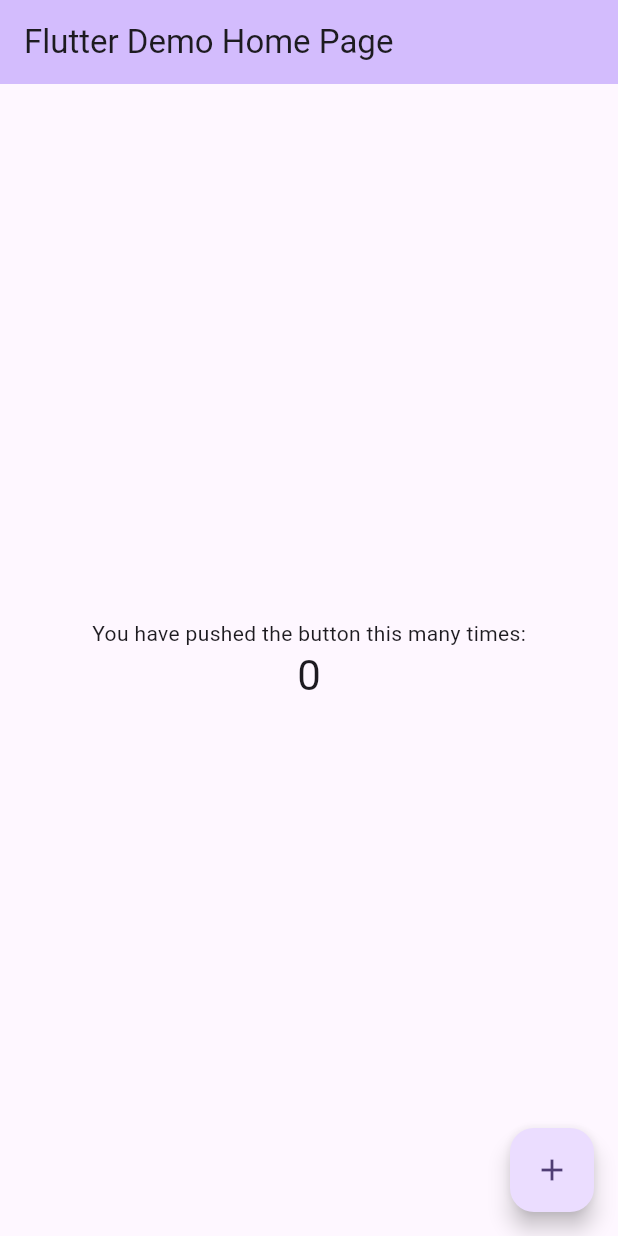
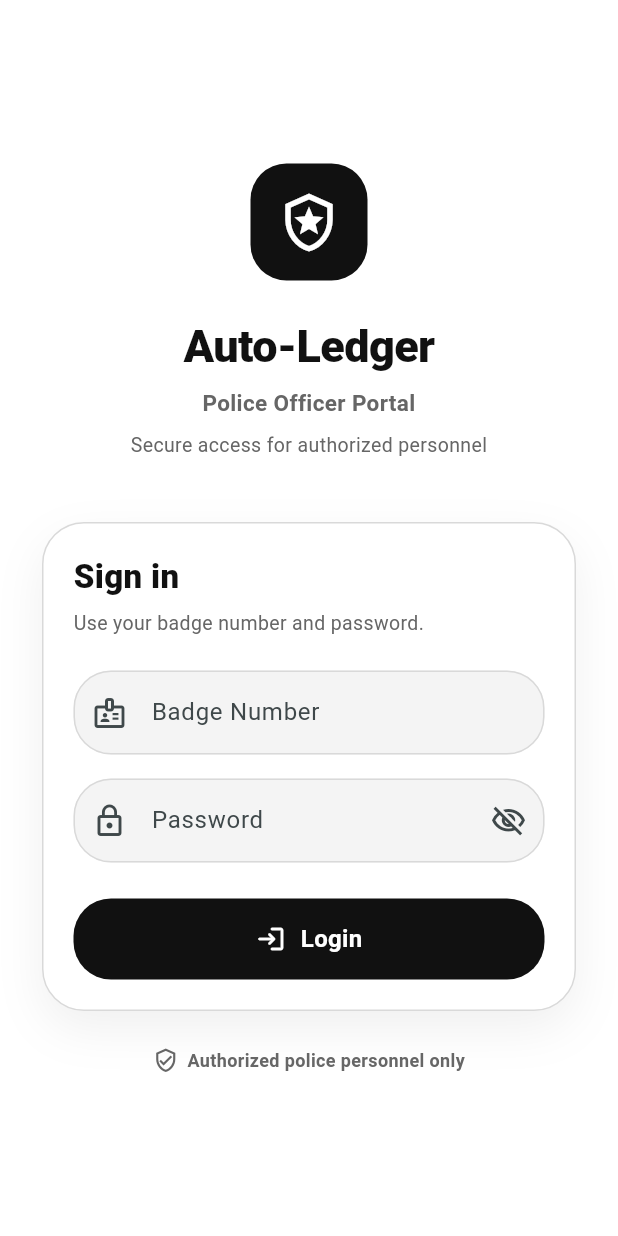
Before and after one commit to vthish/Auto-Ledger, a Flutter app: the screen it shows after launch, on a phone screen of 412 x 824 dp. Run offline on Flutter 3.47's test engine with Material 3 defaults, Android fonts, the phone set to English and light mode, and no system bars.

Commit message:
Build police login screen UI

```diff
--- a/frontend_apps/auto_ledger_police/lib/core/theme/app_theme.dart
+++ b/frontend_apps/auto_ledger_police/lib/core/theme/app_theme.dart
@@ -0,0 +1,52 @@
+import 'package:flutter/material.dart';
+
+class AppTheme {
+  static const Color primaryBlack = Color(0xFF111111);
+  static const Color softBlack = Color(0xFF1F1F1F);
+  static const Color backgroundWhite = Color(0xFFFFFFFF);
+  static const Color lightGray = Color(0xFFF4F4F4);
+  static const Color borderGray = Color(0xFFD9D9D9);
+  static const Color textGray = Color(0xFF666666);
+  static const Color errorRed = Color(0xFFB00020);
+
+  static ThemeData lightTheme = ThemeData(
+    useMaterial3: true,
+    scaffoldBackgroundColor: backgroundWhite,
+    colorScheme: ColorScheme.fromSeed(
+      seedColor: primaryBlack,
+      brightness: Brightness.light,
+    ),
+    fontFamily: 'Roboto',
+    appBarTheme: const AppBarTheme(
+      backgroundColor: backgroundWhite,
+      foregroundColor: primaryBlack,
+      elevation: 0,
+      centerTitle: true,
+    ),
+    inputDecorationTheme: InputDecorationTheme(
+      filled: true,
+      fillColor: lightGray,
+      contentPadding: const EdgeInsets.symmetric(horizontal: 18, vertical: 16),
+      border: OutlineInputBorder(
+        borderRadius: BorderRadius.circular(25),
+        borderSide: const BorderSide(color: borderGray),
+      ),
+      enabledBorder: OutlineInputBorder(
+        borderRadius: BorderRadius.circular(25),
+        borderSide: const BorderSide(color: borderGray),
+      ),
+      focusedBorder: OutlineInputBorder(
+        borderRadius: BorderRadius.circular(25),
+        borderSide: const BorderSide(color: primaryBlack, width: 1.4),
+      ),
+      errorBorder: OutlineInputBorder(
+        borderRadius: BorderRadius.circular(25),
+        borderSide: const BorderSide(color: errorRed),
+      ),
+      focusedErrorBorder: OutlineInputBorder(
+        borderRadius: BorderRadius.circular(25),
+        borderSide: const BorderSide(color: errorRed, width: 1.4),
+      ),
+    ),
+  );
+}
--- a/frontend_apps/auto_ledger_police/lib/core/utils/app_error_handler.dart
+++ b/frontend_apps/auto_ledger_police/lib/core/utils/app_error_handler.dart
@@ -0,0 +1,73 @@
+import 'dart:async';
+
+import 'package:flutter/material.dart';
+
+import '../theme/app_theme.dart';
+
+class AppErrorHandler {
+  static void showPopup(
+      BuildContext context, {
+        required String message,
+        bool isError = true,
+      }) {
+    final overlay = Overlay.of(context);
+
+    final entry = OverlayEntry(
+      builder: (context) {
+        return Positioned(
+          top: MediaQuery.of(context).padding.top + 16,
+          left: 18,
+          right: 18,
+          child: Material(
+            color: Colors.transparent,
+            child: Container(
+              padding: const EdgeInsets.symmetric(horizontal: 16, vertical: 14),
+              decoration: BoxDecoration(
+                color: isError ? AppTheme.primaryBlack : Colors.white,
+                borderRadius: BorderRadius.circular(18),
+                border: Border.all(
+                  color: isError ? AppTheme.primaryBlack : AppTheme.borderGray,
+                ),
+                boxShadow: [
+                  BoxShadow(
+                    color: Colors.black.withValues(alpha: 0.16),
+                    blurRadius: 18,
+                    offset: const Offset(0, 8),
+                  ),
+                ],
+              ),
+              child: Row(
+                children: [
+                  Icon(
+                    isError ? Icons.error_outline : Icons.check_circle_outline,
+                    color: isError ? Colors.white : AppTheme.primaryBlack,
+                    size: 22,
+                  ),
+                  const SizedBox(width: 12),
+                  Expanded(
+                    child: Text(
+                      message,
+                      style: TextStyle(
+                        color: isError ? Colors.white : AppTheme.primaryBlack,
+                        fontSize: 14,
+                        fontWeight: FontWeight.w600,
+                      ),
+                    ),
+                  ),
+                ],
+              ),
+            ),
+          ),
+        );
+      },
+    );
+
+    overlay.insert(entry);
+
+    Timer(const Duration(seconds: 3), () {
+      if (entry.mounted) {
+        entry.remove();
+      }
+    });
+  }
+}
--- a/frontend_apps/auto_ledger_police/lib/features/auth/screens/login_screen.dart
+++ b/frontend_apps/auto_ledger_police/lib/features/auth/screens/login_screen.dart
@@ -0,0 +1,268 @@
+import 'package:flutter/material.dart';
+
+import '../../../core/theme/app_theme.dart';
+import '../../../core/utils/app_error_handler.dart';
+import '../../../shared/widgets/app_button.dart';
+import '../../../shared/widgets/app_text_field.dart';
+
+class LoginScreen extends StatefulWidget {
+  const LoginScreen({super.key});
+
+  @override
+  State<LoginScreen> createState() => _LoginScreenState();
+}
+
+class _LoginScreenState extends State<LoginScreen> {
+  final _formKey = GlobalKey<FormState>();
+  final _badgeController = TextEditingController();
+  final _passwordController = TextEditingController();
+
+  bool _isPasswordHidden = true;
+  bool _isLoading = false;
+
+  @override
+  void dispose() {
+    _badgeController.dispose();
+    _passwordController.dispose();
+    super.dispose();
+  }
+
+  void _handleLogin() {
+    FocusScope.of(context).unfocus();
+
+    if (!_formKey.currentState!.validate()) {
+      AppErrorHandler.showPopup(
+        context,
+        message: 'Please complete the required fields.',
+      );
+      return;
+    }
+
+    setState(() => _isLoading = true);
+
+    Future.delayed(const Duration(seconds: 1), () {
+      if (!mounted) return;
+
+      setState(() => _isLoading = false);
+
+      AppErrorHandler.showPopup(
+        context,
+        message: 'Login UI ready. API connection will be added next.',
+        isError: false,
+      );
+    });
+  }
+
+  @override
+  Widget build(BuildContext context) {
+    return Scaffold(
+      backgroundColor: AppTheme.backgroundWhite,
+      body: SafeArea(
+        child: LayoutBuilder(
+          builder: (context, constraints) {
+            final isSmallScreen = constraints.maxHeight < 680;
+            final horizontalPadding = constraints.maxWidth < 380 ? 22.0 : 28.0;
+
+            return SingleChildScrollView(
+              padding: EdgeInsets.symmetric(horizontal: horizontalPadding),
+              child: ConstrainedBox(
+                constraints: BoxConstraints(minHeight: constraints.maxHeight),
+                child: Center(
+                  child: ConstrainedBox(
+                    constraints: const BoxConstraints(maxWidth: 430),
+                    child: Form(
+                      key: _formKey,
+                      child: Column(
+                        mainAxisAlignment: MainAxisAlignment.center,
+                        children: [
+                          SizedBox(height: isSmallScreen ? 24 : 36),
+
+                          Container(
+                            width: 78,
+                            height: 78,
+                            decoration: BoxDecoration(
+                              color: AppTheme.primaryBlack,
+                              borderRadius: BorderRadius.circular(24),
+                            ),
+                            child: const Icon(
+                              Icons.local_police_outlined,
+                              color: Colors.white,
+                              size: 42,
+                            ),
+                          ),
+
+                          const SizedBox(height: 22),
+
+                          const Text(
+                            'Auto-Ledger',
+                            textAlign: TextAlign.center,
+                            style: TextStyle(
+                              color: AppTheme.primaryBlack,
+                              fontSize: 30,
+                              fontWeight: FontWeight.w800,
+                              letterSpacing: -0.4,
+                            ),
+                          ),
+
+                          const SizedBox(height: 6),
+
+                          const Text(
+                            'Police Officer Portal',
+                            textAlign: TextAlign.center,
+                            style: TextStyle(
+                              color: AppTheme.textGray,
+                              fontSize: 15,
+                              fontWeight: FontWeight.w600,
+                            ),
+                          ),
+
+                          const SizedBox(height: 8),
+
+                          const Text(
+                            'Secure access for authorized personnel',
+                            textAlign: TextAlign.center,
+                            style: TextStyle(
+                              color: AppTheme.textGray,
+                              fontSize: 13,
+                            ),
+                          ),
+
+                          SizedBox(height: isSmallScreen ? 28 : 42),
+
+                          Container(
+                            padding: const EdgeInsets.all(20),
+                            decoration: BoxDecoration(
+                              color: Colors.white,
+                              borderRadius: BorderRadius.circular(28),
+                              border: Border.all(color: AppTheme.borderGray),
+                              boxShadow: [
+                                BoxShadow(
+                                  color: Colors.black.withValues(alpha: 0.06),
+                                  blurRadius: 26,
+                                  offset: const Offset(0, 12),
+                                ),
+                              ],
+                            ),
+                            child: Column(
+                              crossAxisAlignment: CrossAxisAlignment.start,
+                              children: [
+                                const Text(
+                                  'Sign in',
+                                  style: TextStyle(
+                                    color: AppTheme.primaryBlack,
+                                    fontSize: 22,
+                                    fontWeight: FontWeight.w800,
+                                  ),
+                                ),
+
+                                const SizedBox(height: 6),
+
+                                const Text(
+                                  'Use your badge number and password.',
+                                  style: TextStyle(
+                                    color: AppTheme.textGray,
+                                    fontSize: 13,
+                                  ),
+                                ),
+
+                                const SizedBox(height: 22),
+
+                                AppTextField(
+                                  controller: _badgeController,
+                                  label: 'Badge Number',
+                                  hint: 'Example: HEAD-GALLE-01',
+                                  icon: Icons.badge_outlined,
+                                  textInputAction: TextInputAction.next,
+                                  validator: (value) {
+                                    if (value == null ||
+                                        value.trim().isEmpty) {
+                                      return 'Badge number is required';
+                                    }
+                                    return null;
+                                  },
+                                ),
+
+                                const SizedBox(height: 16),
+
+                                AppTextField(
+                                  controller: _passwordController,
+                                  label: 'Password',
+                                  hint: 'Enter your password',
+                                  icon: Icons.lock_outline,
+                                  obscureText: _isPasswordHidden,
+                                  textInputAction: TextInputAction.done,
+                                  suffixIcon: IconButton(
+                                    onPressed: () {
+                                      setState(() {
+                                        _isPasswordHidden = !_isPasswordHidden;
+                                      });
+                                    },
+                                    icon: Icon(
+                                      _isPasswordHidden
+                                          ? Icons.visibility_off_outlined
+                                          : Icons.visibility_outlined,
+                                    ),
+                                  ),
+                                  validator: (value) {
+                                    if (value == null ||
+                                        value.trim().isEmpty) {
+                                      return 'Password is required';
+                                    }
+                                    if (value.trim().length < 4) {
+                                      return 'Password is too short';
+                                    }
+                                    return null;
+                                  },
+                                ),
+
+                                const SizedBox(height: 24),
+
+                                AppButton(
+                                  text: 'Login',
+                                  icon: Icons.login_rounded,
+                                  isLoading: _isLoading,
+                                  onPressed: _handleLogin,
+                                ),
+                              ],
+                            ),
+                          ),
+
+                          const SizedBox(height: 24),
+
+                          const Row(
+                            mainAxisAlignment: MainAxisAlignment.center,
+                            children: [
+                              Icon(
+                                Icons.verified_user_outlined,
+                                color: AppTheme.textGray,
+                                size: 17,
+                              ),
+                              SizedBox(width: 6),
+                              Flexible(
+                                child: Text(
+                                  'Authorized police personnel only',
+                                  textAlign: TextAlign.center,
+                                  style: TextStyle(
+                                    color: AppTheme.textGray,
+                                    fontSize: 12,
+                                    fontWeight: FontWeight.w600,
+                                  ),
+                                ),
+                              ),
+                            ],
+                          ),
+
+                          SizedBox(height: isSmallScreen ? 24 : 36),
+                        ],
+                      ),
+                    ),
+                  ),
+                ),
+              ),
+            );
+          },
+        ),
+      ),
+    );
+  }
+}
--- a/frontend_apps/auto_ledger_police/lib/main.dart
+++ b/frontend_apps/auto_ledger_police/lib/main.dart
@@ -1,122 +1,22 @@
 import 'package:flutter/material.dart';
 
+import 'core/theme/app_theme.dart';
+import 'features/auth/screens/login_screen.dart';
+
 void main() {
-  runApp(const MyApp());
+  runApp(const AutoLedgerPoliceApp());
 }
 
-class MyApp extends StatelessWidget {
-  const MyApp({super.key});
+class AutoLedgerPoliceApp extends StatelessWidget {
+  const AutoLedgerPoliceApp({super.key});
 
-  // This widget is the root of your application.
   @override
   Widget build(BuildContext context) {
     return MaterialApp(
-      title: 'Flutter Demo',
-      theme: ThemeData(
-        // This is the theme of your application.
-        //
-        // TRY THIS: Try running your application with "flutter run". You'll see
-        // the application has a purple toolbar. Then, without quitting the app,
-        // try changing the seedColor in the colorScheme below to Colors.green
-        // and then invoke "hot reload" (save your changes or press the "hot
-        // reload" button in a Flutter-supported IDE, or press "r" if you used
-        // the command line to start the app).
-        //
-        // Notice that the counter didn't reset back to zero; the application
-        // state is not lost during the reload. To reset the state, use hot
-        // restart instead.
-        //
-        // This works for code too, not just values: Most code changes can be
-        // tested with just a hot reload.
-        colorScheme: ColorScheme.fromSeed(seedColor: Colors.deepPurple),
-      ),
-      home: const MyHomePage(title: 'Flutter Demo Home Page'),
+      title: 'Auto-Ledger Police',
+      debugShowCheckedModeBanner: false,
+      theme: AppTheme.lightTheme,
+      home: const LoginScreen(),
     );
   }
 }
-
-class MyHomePage extends StatefulWidget {
-  const MyHomePage({super.key, required this.title});
-
-  // This widget is the home page of your application. It is stateful, meaning
-  // that it has a State object (defined below) that contains fields that affect
-  // how it looks.
-
-  // This class is the configuration for the state. It holds the values (in this
-  // case the title) provided by the parent (in this case the App widget) and
-  // used by the build method of the State. Fields in a Widget subclass are
-  // always marked "final".
-
-  final String title;
-
-  @override
-  State<MyHomePage> createState() => _MyHomePageState();
-}
-
-class _MyHomePageState extends State<MyHomePage> {
-  int _counter = 0;
-
-  void _incrementCounter() {
-    setState(() {
-      // This call to setState tells the Flutter framework that something has
-      // changed in this State, which causes it to rerun the build method below
-      // so that the display can reflect the updated values. If we changed
-      // _counter without calling setState(), then the build method would not be
-      // called again, and so nothing would appear to happen.
-      _counter++;
-    });
-  }
-
-  @override
-  Widget build(BuildContext context) {
-    // This method is rerun every time setState is called, for instance as done
-    // by the _incrementCounter method above.
-    //
-    // The Flutter framework has been optimized to make rerunning build methods
-    // fast, so that you can just rebuild anything that needs updating rather
-    // than having to individually change instances of widgets.
-    return Scaffold(
-      appBar: AppBar(
-        // TRY THIS: Try changing the color here to a specific color (to
-        // Colors.amber, perhaps?) and trigger a hot reload to see the AppBar
-        // change color while the other colors stay the same.
-        backgroundColor: Theme.of(context).colorScheme.inversePrimary,
-        // Here we take the value from the MyHomePage object that was created by
-        // the App.build method, and use it to set our appbar title.
-        title: Text(widget.title),
-      ),
-      body: Center(
-        // Center is a layout widget. It takes a single child and positions it
-        // in the middle of the parent.
-        child: Column(
-          // Column is also a layout widget. It takes a list of children and
-          // arranges them vertically. By default, it sizes itself to fit its
-          // children horizontally, and tries to be as tall as its parent.
-          //
-          // Column has various properties to control how it sizes itself and
-          // how it positions its children. Here we use mainAxisAlignment to
-          // center the children vertically; the main axis here is the vertical
-          // axis because Columns are vertical (the cross axis would be
-          // horizontal).
-          //
-          // TRY THIS: Invoke "debug painting" (choose the "Toggle Debug Paint"
-          // action in the IDE, or press "p" in the console), to see the
-          // wireframe for each widget.
-          mainAxisAlignment: MainAxisAlignment.center,
-          children: <Widget>[
-            const Text('You have pushed the button this many times:'),
-            Text(
-              '$_counter',
-              style: Theme.of(context).textTheme.headlineMedium,
-            ),
-          ],
-        ),
-      ),
-      floatingActionButton: FloatingActionButton(
-        onPressed: _incrementCounter,
-        tooltip: 'Increment',
-        child: const Icon(Icons.add),
-      ), // This trailing comma makes auto-formatting nicer for build methods.
-    );
-  }
-}
--- a/frontend_apps/auto_ledger_police/lib/shared/widgets/app_button.dart
+++ b/frontend_apps/auto_ledger_police/lib/shared/widgets/app_button.dart
@@ -0,0 +1,65 @@
+import 'package:flutter/material.dart';
+
+import '../../core/theme/app_theme.dart';
+
+class AppButton extends StatelessWidget {
+  const AppButton({
+    super.key,
+    required this.text,
+    required this.onPressed,
+    this.isLoading = false,
+    this.icon,
+  });
+
+  final String text;
+  final VoidCallback? onPressed;
+  final bool isLoading;
+  final IconData? icon;
+
+  @override
+  Widget build(BuildContext context) {
+    return SizedBox(
+      width: double.infinity,
+      height: 54,
+      child: ElevatedButton(
+        onPressed: isLoading ? null : onPressed,
+        style: ElevatedButton.styleFrom(
+          backgroundColor: AppTheme.primaryBlack,
+          foregroundColor: Colors.white,
+          disabledBackgroundColor: AppTheme.softBlack.withValues(alpha: 0.5),
+          elevation: 0,
+          shape: RoundedRectangleBorder(
+            borderRadius: BorderRadius.circular(25),
+          ),
+        ),
+        child: isLoading
+            ? const SizedBox(
+          width: 22,
+          height: 22,
+          child: CircularProgressIndicator(
+            strokeWidth: 2.4,
+            color: Colors.white,
+          ),
+        )
+            : Row(
+          mainAxisAlignment: MainAxisAlignment.center,
+          mainAxisSize: MainAxisSize.min,
+          children: [
+            if (icon != null) ...[
+              Icon(icon, size: 20),
+              const SizedBox(width: 10),
+            ],
+            Text(
+              text,
+              style: const TextStyle(
+                fontSize: 16,
+                fontWeight: FontWeight.w700,
+                letterSpacing: 0.2,
+              ),
+            ),
+          ],
+        ),
+      ),
+    );
+  }
+}
--- a/frontend_apps/auto_ledger_police/lib/shared/widgets/app_text_field.dart
+++ b/frontend_apps/auto_ledger_police/lib/shared/widgets/app_text_field.dart
@@ -0,0 +1,43 @@
+import 'package:flutter/material.dart';
+
+class AppTextField extends StatelessWidget {
+  const AppTextField({
+    super.key,
+    required this.controller,
+    required this.label,
+    required this.hint,
+    required this.icon,
+    this.validator,
+    this.obscureText = false,
+    this.suffixIcon,
+    this.keyboardType,
+    this.textInputAction,
+  });
+
+  final TextEditingController controller;
+  final String label;
+  final String hint;
+  final IconData icon;
+  final String? Function(String?)? validator;
+  final bool obscureText;
+  final Widget? suffixIcon;
+  final TextInputType? keyboardType;
+  final TextInputAction? textInputAction;
+
+  @override
+  Widget build(BuildContext context) {
+    return TextFormField(
+      controller: controller,
+      validator: validator,
+      obscureText: obscureText,
+      keyboardType: keyboardType,
+      textInputAction: textInputAction,
+      decoration: InputDecoration(
+        labelText: label,
+        hintText: hint,
+        prefixIcon: Icon(icon),
+        suffixIcon: suffixIcon,
+      ),
+    );
+  }
+}
```
Also changed, not shown: 1 other file.
